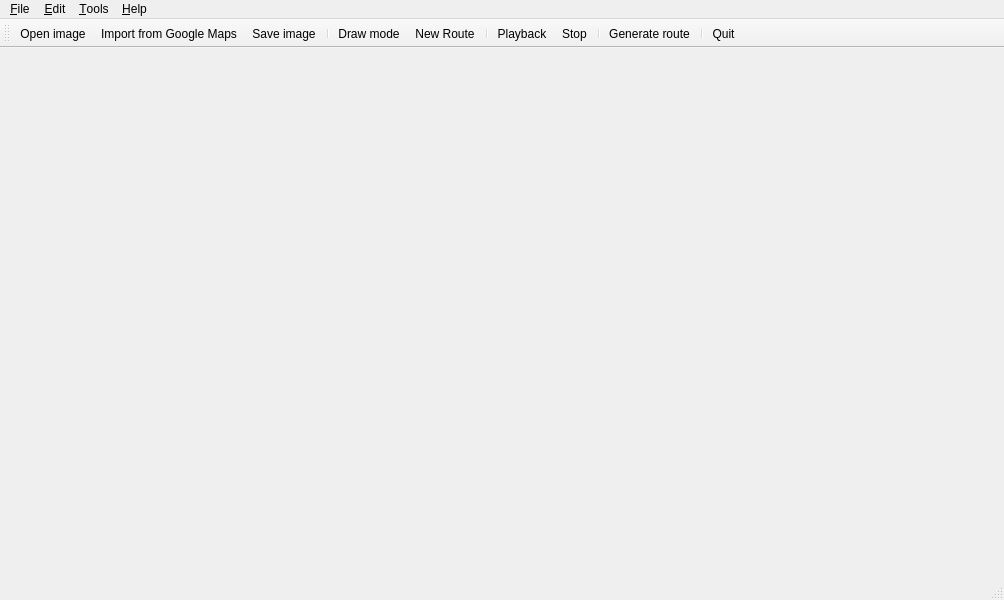
Qt form src/routegen.ui (michjans/routegen) before a commit.
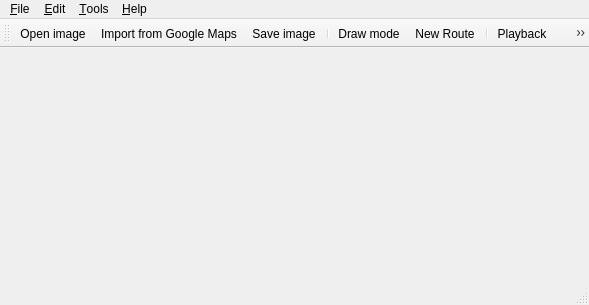
The same form after that commit. Icons and pictures are not drawn.

Patch:
```diff
--- a/src/routegen.ui
+++ b/src/routegen.ui
@@ -6,8 +6,8 @@
    <rect>
     <x>0</x>
     <y>0</y>
-    <width>1004</width>
-    <height>600</height>
+    <width>589</width>
+    <height>305</height>
    </rect>
   </property>
   <property name="windowTitle">
@@ -42,7 +42,7 @@
     <rect>
      <x>0</x>
      <y>0</y>
-     <width>1004</width>
+     <width>589</width>
      <height>21</height>
     </rect>
    </property>
```
